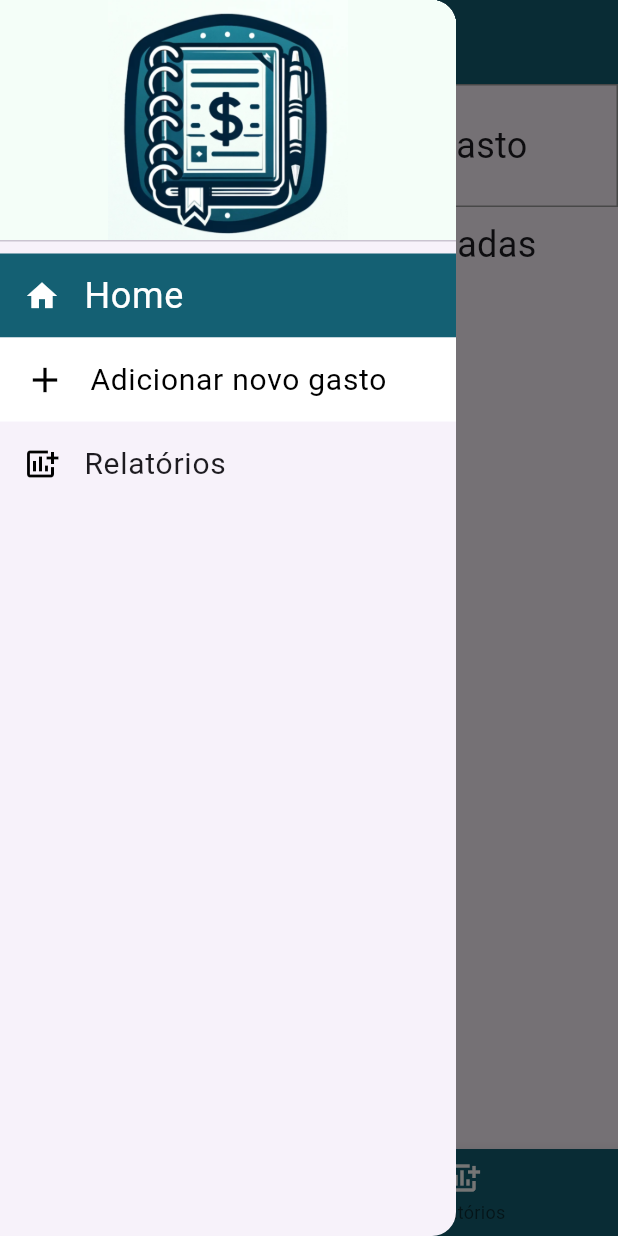
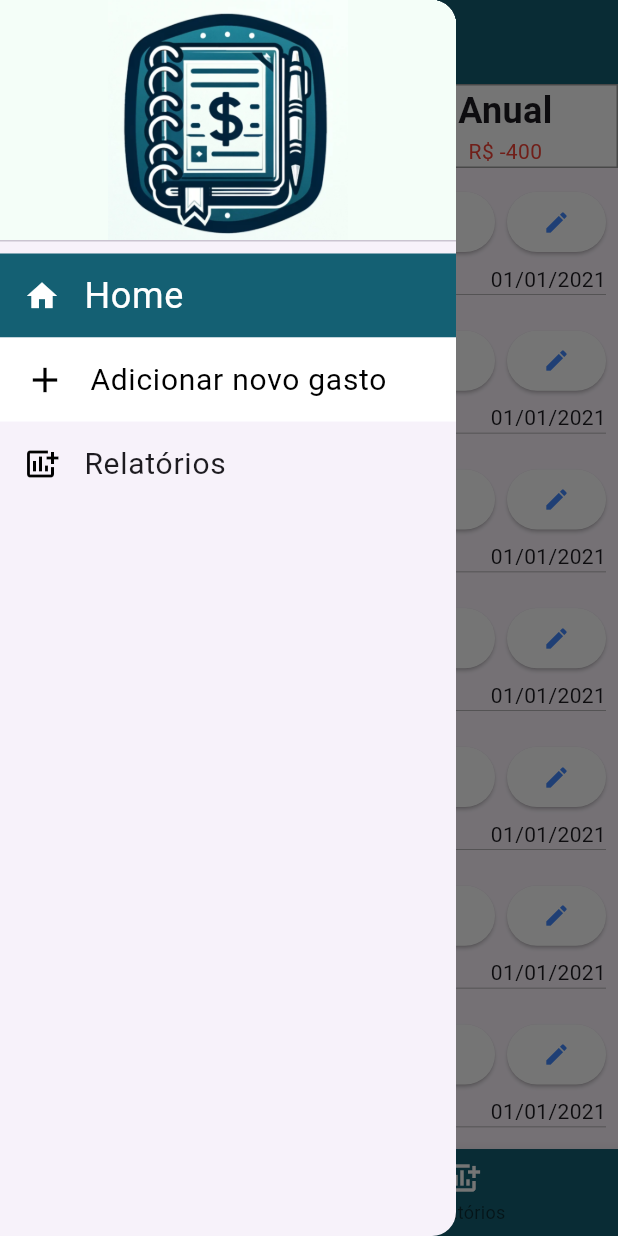
Before and after one commit to AntonyBresolin/controle_de_gastos, a Flutter app: the screen it shows after launch, with the side drawer open, on a phone screen of 412 x 824 dp. Run offline on Flutter 3.47's test engine with Material 3 defaults, Android fonts, the phone set to English and light mode, and no system bars; missing offline and left inert: dart:ffi.

Commit message:
added ListView.builder to list all itens

```diff
--- a/lib/main.dart
+++ b/lib/main.dart
@@ -1,3 +1,5 @@
+import 'dart:ffi';
+
 import 'package:controle_de_gastos/components/DropdownMenuExample.dart';
 import 'package:flutter/material.dart';
 
@@ -15,13 +17,15 @@ List<Gasto> gastos = <Gasto>[
       name: 'Despesa',
       value: 100.0,
       type: 'Despesa',
-      date: '01/01/2021'),
+      date: '01/01/2021',
+      status: Status.saida),
   Gasto(
       id: 2,
       name: 'Salario',
       value: 100.0,
       type: 'Salario',
-      date: '01/01/2021'),
+      date: '01/01/2021',
+      status: Status.entrada),
   Gasto(id: 3, name: 'Lucro', value: 100.0, type: 'Lucro', date: '01/01/2021'),
   Gasto(
       id: 4,
@@ -181,7 +185,7 @@ class _CustomDrawerState extends State<CustomDrawer> {
               Navigator.pop(context);
               Navigator.push(
                 context,
-                MaterialPageRoute(builder: (context) => NewItemPage()),
+                MaterialPageRoute(builder: (context) => const NewItemPage()),
               );
             },
           ),
@@ -252,15 +256,14 @@ class NewItemPage extends StatelessWidget {
           const SliderAmount(),
           Padding(
             padding: const EdgeInsets.only(top: 100.0),
-            child: FilledButton(
+            child: ElevatedButton(
               onPressed: () {},
               style: ButtonStyle(
-                  backgroundColor: MaterialStateProperty.all(Colors.lightGreen),
-                  fixedSize:
-                      MaterialStateProperty.all(const Size.fromWidth(250))),
-              child: const Text("Adicionar"),
+                backgroundColor: MaterialStateProperty.all(Colors.lightGreen),
+              ),
+              child: Text("Adicionar"),
             ),
-          )
+          ),
         ],
       ),
     );
@@ -304,10 +307,84 @@ class HistoryItem extends StatelessWidget {
             child:
                 Text("Nenhum gasto adicionado", style: TextStyle(fontSize: 24)),
           )
-        : const Padding(
-            padding: EdgeInsets.all(8.0),
-            child: Text("Existem coisas adicionadas",
-                style: TextStyle(fontSize: 24)),
+        : Expanded(
+            flex: 1,
+            child: ListView.builder(
+              itemCount: gastos.length,
+              itemBuilder: (context, index) {
+                return Padding(
+                  padding: EdgeInsets.all(8.0),
+                  child: Container(
+                    decoration: const BoxDecoration(
+                      border: Border(
+                          bottom: BorderSide(color: Colors.grey, width: 0.5)),
+                    ),
+                    child: Column(
+                      children: [
+                        Row(
+                          mainAxisAlignment: MainAxisAlignment.spaceBetween,
+                          children: [
+                            Expanded(
+                              flex: 1,
+                              child: ListTile(
+                                leading:
+                                    const Icon(Icons.align_vertical_center),
+                                title: Text(
+                                  gastos[index].name,
+                                  style: const TextStyle(fontSize: 24),
+                                ),
+                              ),
+                            ),
+                            Row(
+                              mainAxisAlignment: MainAxisAlignment.center,
+                              children: [
+                                ElevatedButton(
+                                  onPressed: () {
+                                    return;
+                                  },
+                                  style: ElevatedButton.styleFrom(
+                                      backgroundColor: Colors.white),
+                                  child: const Icon(
+                                    Icons.delete,
+                                    color: Colors.red,
+                                  ),
+                                ),
+                                Padding(
+                                  padding: const EdgeInsets.only(left: 8.0),
+                                  child: ElevatedButton(
+                                    onPressed: () {
+                                      return;
+                                    },
+                                    style: ElevatedButton.styleFrom(
+                                        backgroundColor: Colors.white),
+                                    child: const Icon(
+                                      Icons.edit,
+                                      color: Colors.blueAccent,
+                                    ),
+                                  ),
+                                ),
+                              ],
+                            ),
+                          ],
+                        ),
+                        Row(
+                          mainAxisAlignment: MainAxisAlignment.spaceBetween,
+                          children: [
+                            Text(
+                              "R\$ ${gastos[index].value}",
+                              style: (gastos[index].status == Status.entrada
+                                  ? const TextStyle(color: Colors.blue)
+                                  : const TextStyle(color: Colors.red)),
+                            ),
+                            Text(gastos[index].date),
+                          ],
+                        )
+                      ],
+                    ),
+                  ),
+                );
+              },
+            ),
           ));
   }
 }
@@ -318,27 +395,50 @@ class AddNewSpentButton extends StatelessWidget {
   Widget build(BuildContext context) {
     return (Container(
       decoration: BoxDecoration(
+        color: Colors.white,
         border: Border.all(color: Colors.grey),
       ),
       child: const Row(
-        mainAxisAlignment: MainAxisAlignment.start,
+        mainAxisAlignment: MainAxisAlignment.spaceEvenly,
         children: [
-          Padding(
-            padding: EdgeInsets.all(8.0),
-            child: Icon(
-              Icons.add,
-              size: 64,
-              color: Color(0xff146073),
-            ),
+          Column(
+            children: [
+              Text(
+                "Semanal",
+                style: TextStyle(fontSize: 24, fontWeight: FontWeight.bold),
+              ),
+              Text(
+                "R\$ 300",
+                style: TextStyle(color: Colors.green),
+              )
+            ],
           ),
-          Expanded(
-            child: Padding(
-              padding: EdgeInsets.all(8.0),
-              child: Text(
-                "Adicione um novo gasto",
-                style: TextStyle(fontSize: 24),
+          Column(
+            children: [
+              Text(
+                "Mensal",
+                style: TextStyle(fontSize: 24, fontWeight: FontWeight.bold),
               ),
-            ),
+              Text(
+                "R\$ -400",
+                style: TextStyle(color: Colors.red),
+              )
+            ],
+          ),
+          Column(
+            children: [
+              Text(
+                "Anual",
+                style: TextStyle(
+                  fontSize: 24,
+                  fontWeight: FontWeight.bold,
+                ),
+              ),
+              Text(
+                "R\$ -400",
+                style: TextStyle(color: Colors.red),
+              )
+            ],
           ),
         ],
       ),
@@ -346,19 +446,23 @@ class AddNewSpentButton extends StatelessWidget {
   }
 }
 
+enum Status { entrada, saida }
+
 class Gasto {
   int id;
   String name;
   double value;
   String type;
   String date;
+  Status status = Status.saida;
 
   Gasto(
       {this.id = 0,
       this.name = '',
       this.value = 0.0,
       this.type = '',
-      this.date = ''});
+      this.date = '',
+      this.status = Status.saida});
 }
 
 void printarLista() {
```
